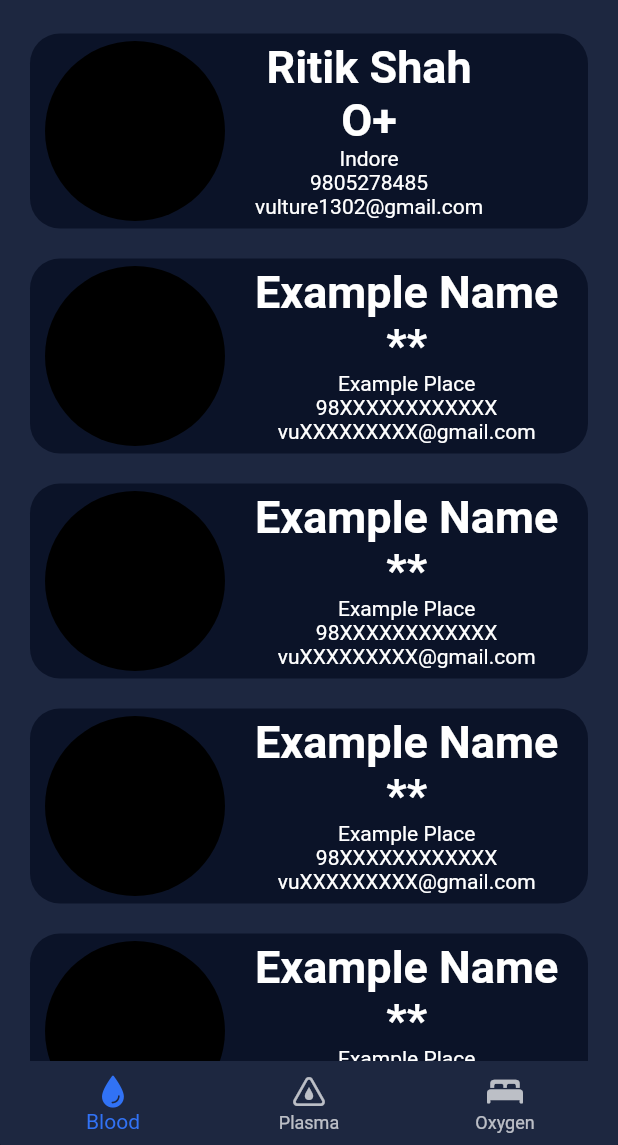
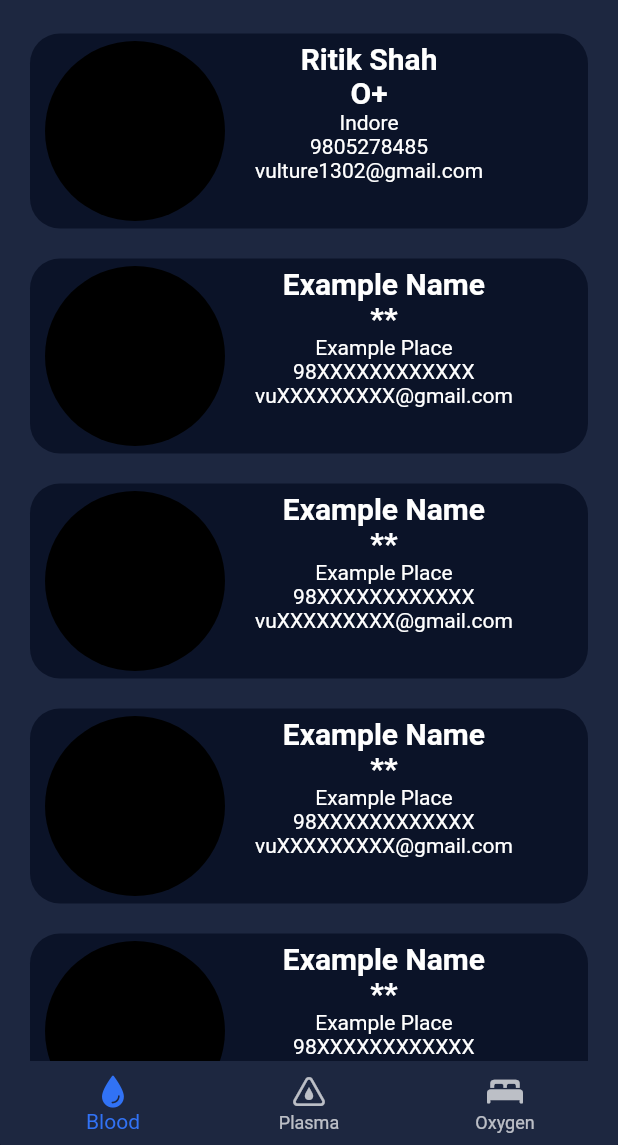
Before and after one commit to CoDi-YaPa/Messiah, a Flutter app: the screen it shows after launch, after a tap on "Skip", after a tap on "Done", after a tap on "Login", on a phone screen of 412 x 824 dp, the part 91-1236 px from its top. Run offline on Flutter 3.47's test engine with Material 2 defaults, Android fonts, the light colour scheme and no system bars; our stand-ins replace auto_size_text, intro_slider.

Commit message:
done with the images of the slider

```diff
--- a/messiah_app/lib/CustomWidgets/donarContainer.dart
+++ b/messiah_app/lib/CustomWidgets/donarContainer.dart
@@ -42,10 +42,10 @@ class DonarConatinerBlood extends StatelessWidget {
               ),
               Text(
                 name ?? 'Example Name',
-                style: TextStyle(fontSize: 30, fontWeight: FontWeight.bold),
+                style: TextStyle(fontSize: 20, fontWeight: FontWeight.bold),
               ),
               Text(bloodGroup ?? '**',
-                  style: TextStyle(fontSize: 30, fontWeight: FontWeight.bold)),
+                  style: TextStyle(fontSize: 20, fontWeight: FontWeight.bold)),
               Text(location ?? 'Example Place'),
               Text(phoneNumber ?? '98XXXXXXXXXXXX'),
               Text(email ?? 'vuXXXXXXXXX@gmail.com'),
--- a/messiah_app/lib/Intro_sliderPage.dart
+++ b/messiah_app/lib/Intro_sliderPage.dart
@@ -22,14 +22,14 @@ class _IntroSliderPageState extends State<IntroSliderPage> {
           title: "...Blood...",
           description:
               "Now you have an awesome platform to look for blood donors around you. You can voluntarily become a donor and register yourself here!",
-          pathImage: "images/blood donation.jpg"),
+          pathImage: "images/blood.png"),
     );
     slides.add(
       new Slide(
           title: "...Plasma...",
           description:
               "We all know how important this plasma becomes when he/she is in the final stages of NCov-19 or any other chronic illnesses. So, similar to getting a blood donor, you can also look for a plasma donor here!",
-          pathImage: "images/plasma donation.png"),
+          pathImage: "images/plasma.png"),
     );
     slides.add(
       new Slide(
@@ -57,13 +57,12 @@ class _IntroSliderPageState extends State<IntroSliderPage> {
                 Container(
                   padding: EdgeInsets.all(20),
                   decoration: BoxDecoration(
-                    shape: BoxShape.circle,
-                    //color: Colors.white,
-                  ),
+                      //color: Colors.white,
+                      ),
                   child: Image.asset(
                     currentSlide.pathImage,
                     matchTextDirection: true,
-                    //fit: BoxFit.fill,
+                    height: 250.0,
                   ),
                 ),
                 Container(
```
Also changed, not shown: messiah_app/images/blood donation.jpg (deleted), messiah_app/images/blood.png (added), messiah_app/images/oxygen.png, messiah_app/images/plasma donation.png (deleted), messiah_app/images/plasma.png (added).
